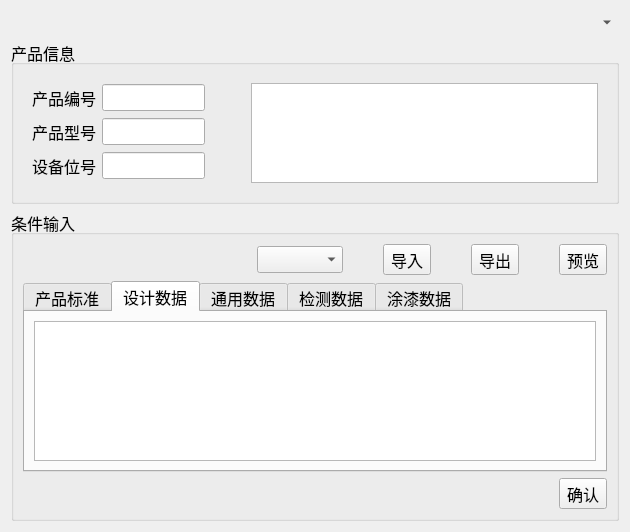
Old version of the form modules/condition_input/viewer.ui in the repository coconutwatersysdmg/DongLanpec.
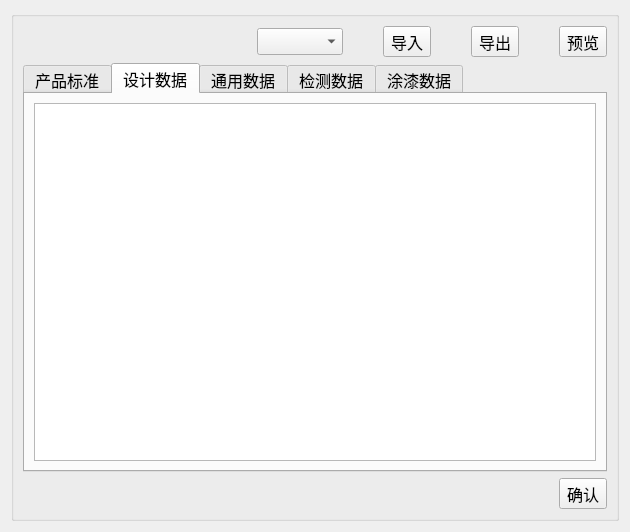
New version of the form.

The edit to the form file:
```diff
--- a/modules/condition_input/viewer.ui
+++ b/modules/condition_input/viewer.ui
@@ -34,157 +34,7 @@
   <property name="windowTitle">
    <string>条件输入</string>
   </property>
-  <layout class="QVBoxLayout" name="verticalLayout" stretch="0,1,2,0">
-   <item>
-    <layout class="QHBoxLayout" name="horizontalLayout_4">
-     <item>
-      <spacer name="horizontalSpacer_3">
-       <property name="orientation">
-        <enum>Qt::Horizontal</enum>
-       </property>
-       <property name="sizeHint" stdset="0">
-        <size>
-         <width>40</width>
-         <height>20</height>
-        </size>
-       </property>
-      </spacer>
-     </item>
-     <item>
-      <widget class="QToolButton" name="btn_fold">
-       <property name="autoFillBackground">
-        <bool>false</bool>
-       </property>
-       <property name="text">
-        <string>...</string>
-       </property>
-       <property name="autoRaise">
-        <bool>true</bool>
-       </property>
-       <property name="arrowType">
-        <enum>Qt::DownArrow</enum>
-       </property>
-      </widget>
-     </item>
-    </layout>
-   </item>
-   <item>
-    <widget class="QGroupBox" name="groupBox_product_info">
-     <property name="maximumSize">
-      <size>
-       <width>16777215</width>
-       <height>600</height>
-      </size>
-     </property>
-     <property name="font">
-      <font>
-       <family>Arial</family>
-       <pointsize>12</pointsize>
-      </font>
-     </property>
-     <property name="title">
-      <string>产品信息</string>
-     </property>
-     <layout class="QVBoxLayout" name="verticalLayout_12" stretch="0">
-      <item>
-       <widget class="QWidget" name="widgetinfo" native="true">
-        <layout class="QHBoxLayout" name="horizontalLayout" stretch="1,0,2">
-         <item>
-          <layout class="QGridLayout" name="gridLayout">
-           <item row="0" column="0">
-            <widget class="QLabel" name="label_product_code">
-             <property name="text">
-              <string>产品编号</string>
-             </property>
-            </widget>
-           </item>
-           <item row="0" column="1">
-            <widget class="QLineEdit" name="line_product_code">
-             <property name="text">
-              <string/>
-             </property>
-             <property name="readOnly">
-              <bool>true</bool>
-             </property>
-            </widget>
-           </item>
-           <item row="1" column="0">
-            <widget class="QLabel" name="label_product_model">
-             <property name="text">
-              <string>产品型号</string>
-             </property>
-            </widget>
-           </item>
-           <item row="1" column="1">
-            <widget class="QLineEdit" name="line_product_model">
-             <property name="text">
-              <string/>
-             </property>
-             <property name="readOnly">
-              <bool>true</bool>
-             </property>
-            </widget>
-           </item>
-           <item row="2" column="0">
-            <widget class="QLabel" name="label_device_loc_id">
-             <property name="text">
-              <string>设备位号</string>
-             </property>
-            </widget>
-           </item>
-           <item row="2" column="1">
-            <widget class="QLineEdit" name="line_device_loc_id">
-             <property name="text">
-              <string/>
-             </property>
-             <property name="readOnly">
-              <bool>true</bool>
-             </property>
-            </widget>
-           </item>
-          </layout>
-         </item>
-         <item>
-          <spacer name="horizontalSpacer_4">
-           <property name="orientation">
-            <enum>Qt::Horizontal</enum>
-           </property>
-           <property name="sizeHint" stdset="0">
-            <size>
-             <width>40</width>
-             <height>20</height>
-            </size>
-           </property>
-          </spacer>
-         </item>
-         <item>
-          <widget class="QGraphicsView" name="graph_product_diagram">
-           <property name="sizePolicy">
-            <sizepolicy hsizetype="Expanding" vsizetype="Expanding">
-             <horstretch>0</horstretch>
-             <verstretch>0</verstretch>
-            </sizepolicy>
-           </property>
-           <property name="minimumSize">
-            <size>
-             <width>200</width>
-             <height>100</height>
-            </size>
-           </property>
-           <property name="maximumSize">
-            <size>
-             <width>1600</width>
-             <height>1600</height>
-            </size>
-           </property>
-          </widget>
-         </item>
-        </layout>
-       </widget>
-      </item>
-     </layout>
-    </widget>
-   </item>
+  <layout class="QVBoxLayout" name="verticalLayout" stretch="0,0">
    <item>
     <widget class="QGroupBox" name="groupBox_condition_input">
      <property name="font">
@@ -194,7 +44,7 @@
       </font>
      </property>
      <property name="title">
-      <string>条件输入</string>
+      <string/>
      </property>
      <layout class="QVBoxLayout" name="verticalLayout_7">
       <item>
```
